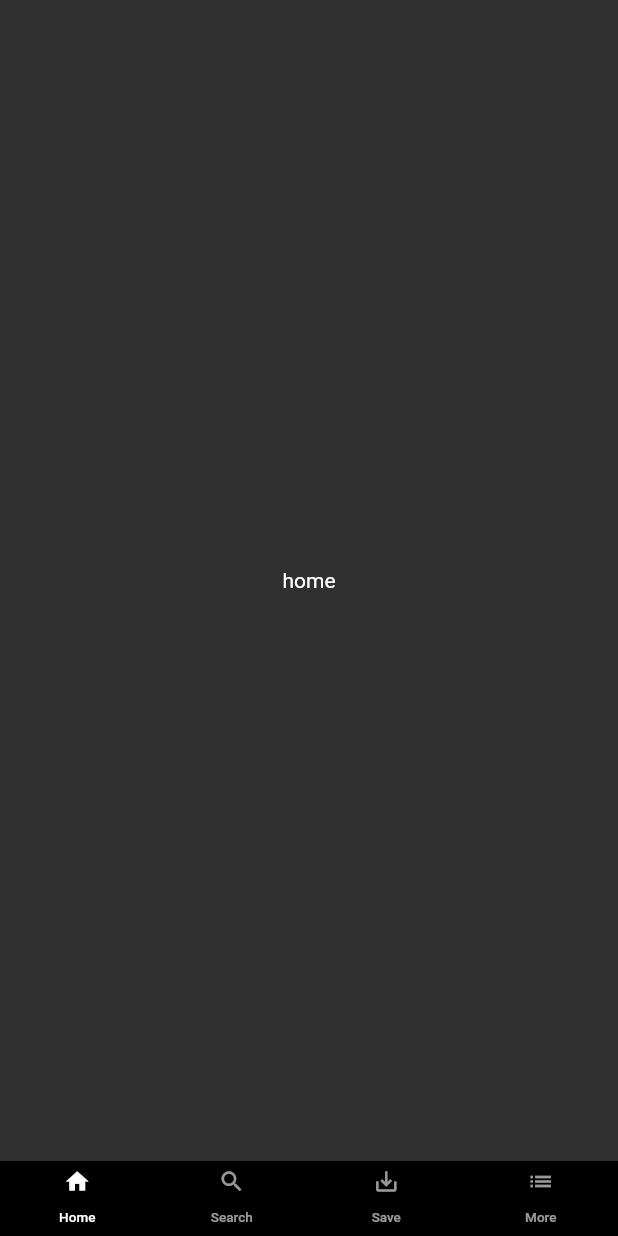
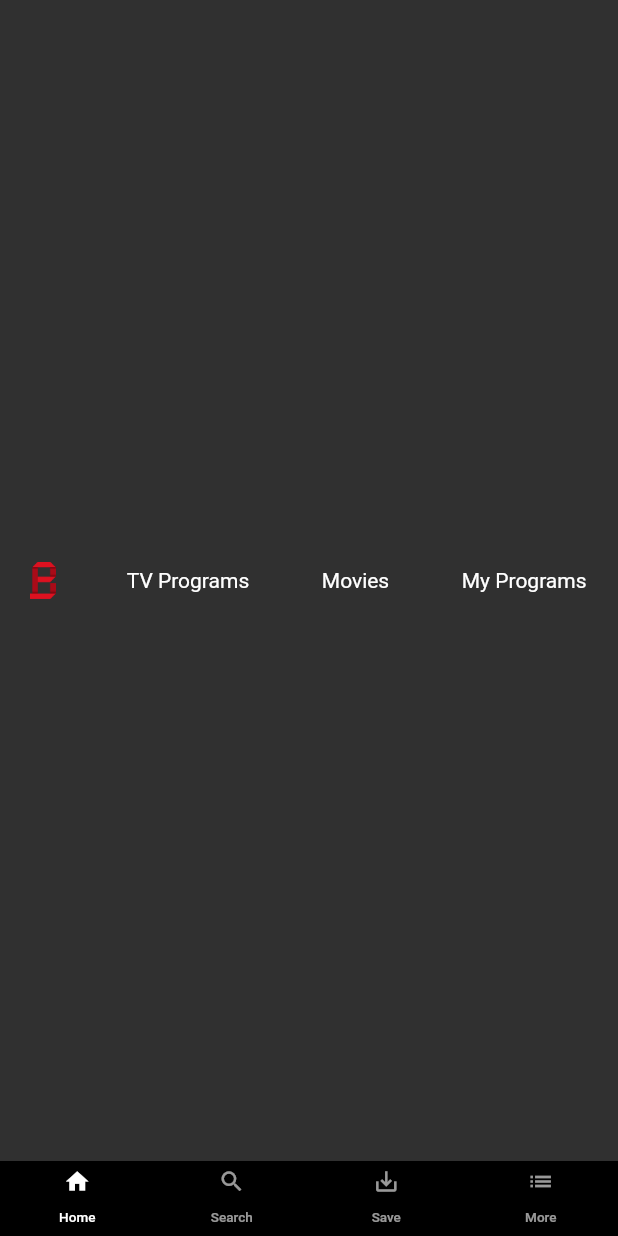
Before and after one commit to dr-coton/netflix_clone, a Flutter app: the screen it shows after launch, on a phone screen of 412 x 824 dp. Run offline on Flutter 3.47's test engine with Material 2 defaults, Android fonts, the light colour scheme and no system bars.

Commit message:
<feat>: CP 1-2

```diff
--- a/lib/main.dart
+++ b/lib/main.dart
@@ -1,5 +1,6 @@
 import 'package:flutter/material.dart';
-import 'package:netflix_clone/botton_bar.dart';
+import 'package:netflix_clone/screen/home_screen.dart';
+import 'package:netflix_clone/widget/botton_bar.dart';
 
 void main() {
   runApp(MyApp());
@@ -26,11 +27,7 @@ class _MyAppState extends State<MyApp> {
           body: TabBarView(
             physics: NeverScrollableScrollPhysics(),
             children: [
-              Container(
-                child: Center(
-                  child: Text('home'),
-                ),
-              ),
+              HomeScreen(),
               Container(
                 child: Center(
                   child: Text('search'),
--- /dev/null
+++ b/lib/screen/home_screen.dart
@@ -0,0 +1,51 @@
+import 'package:flutter/material.dart';
+
+class HomeScreen extends StatefulWidget {
+  _HomeScreenState createState() => _HomeScreenState();
+}
+
+class _HomeScreenState extends State<HomeScreen> {
+  @override
+  void initState() {
+    super.initState();
+  }
+
+  @override
+  Widget build(BuildContext context) {
+    return TopBar();
+  }
+}
+
+class TopBar extends StatelessWidget {
+  @override
+  Widget build(BuildContext context) {
+    return Container(
+      padding: EdgeInsets.fromLTRB(20, 7, 20, 7),
+      child: Row(
+        mainAxisAlignment: MainAxisAlignment.spaceBetween,
+        children: <Widget>[
+          Image.asset('images/bbongflix_logo.png',
+              fit: BoxFit.contain, height: 25),
+          Container(
+              padding: EdgeInsets.only(right: 1),
+              child: Text(
+                'TV Programs',
+                style: TextStyle(fontSize: 14),
+              )),
+          Container(
+              padding: EdgeInsets.only(right: 1),
+              child: Text(
+                'Movies',
+                style: TextStyle(fontSize: 14),
+              )),
+          Container(
+              padding: EdgeInsets.only(right: 1),
+              child: Text(
+                'My Programs',
+                style: TextStyle(fontSize: 14),
+              )),
+        ],
+      ),
+    );
+  }
+}
--- a/pubspec.yaml
+++ b/pubspec.yaml
@@ -44,6 +44,9 @@ flutter:
   # the material Icons class.
   uses-material-design: true
 
+  assets:
+    - images/
+
   # To add assets to your application, add an assets section, like this:
   # assets:
   #   - images/a_dot_burr.jpeg
```
Also changed, not shown: images/bbongflix_logo.png (added), lib/widget/botton_bar.dart (renamed from lib/botton_bar.dart).
